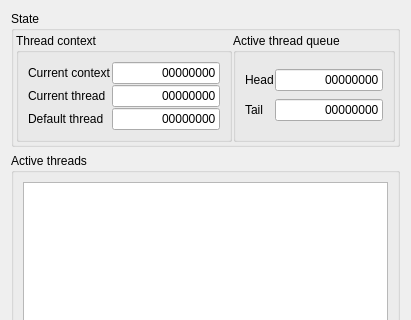
Old version of the form Source/Core/DolphinQt/Debugger/ThreadWidget.ui in the repository ilyalissoboi/dolphin; both pictures show x 0 to 411 and y 0 to 320 of the 411 by 915 pixel window.
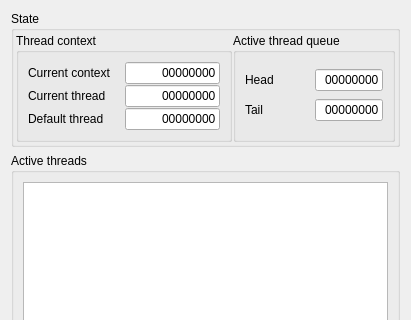
New version of the form.

Commit message: DolphinQt: preserve debugger form metadata

Diff of the .ui file:
```diff
--- a/Source/Core/DolphinQt/Debugger/ThreadWidget.ui
+++ b/Source/Core/DolphinQt/Debugger/ThreadWidget.ui
@@ -29,7 +29,7 @@
         <property name="title">
          <string>Thread context</string>
         </property>
-        <layout class="QGridLayout" name="contextLayout">
+        <layout class="QGridLayout" name="contextLayout" columnstretch="1,1">
          <property name="spacing">
           <number>1</number>
          </property>
@@ -110,7 +110,7 @@
         <property name="title">
          <string>Active thread queue</string>
         </property>
-        <layout class="QGridLayout" name="queueLayout">
+        <layout class="QGridLayout" name="queueLayout" columnstretch="1,1">
          <property name="spacing">
           <number>1</number>
          </property>
```
Left out of the diff: 10 changed lines with no effect on the pictures. The commit also changes 2 other files.
